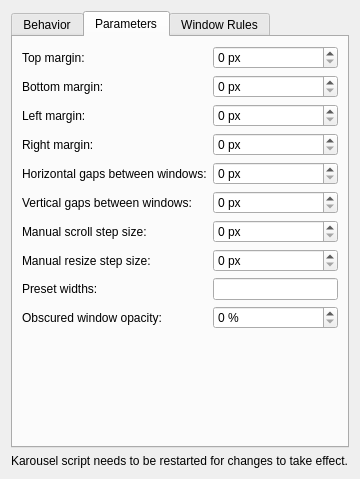
Old version of the form package/contents/ui/config.ui in the repository peterfajdiga/karousel.
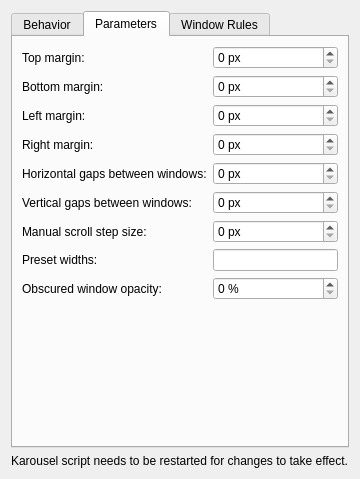
New version of the form. The open tabs and pages were chosen to show the change.

Commit message: remove manualResizeStep

Patch:
```diff
--- a/package/contents/ui/config.ui
+++ b/package/contents/ui/config.ui
@@ -301,27 +301,6 @@
                             </item>
 
                             <item row="7" column="0">
-                                <widget class="QLabel" name="label_manualResizeStep">
-                                    <property name="text">
-                                        <string>Manual resize step size:</string>
-                                    </property>
-                                </widget>
-                            </item>
-                            <item row="7" column="1">
-                                <widget class="QSpinBox" name="kcfg_manualResizeStep">
-                                    <property name="suffix">
-                                        <string> px</string>
-                                    </property>
-                                    <property name="maximum">
-                                        <number>999</number>
-                                    </property>
-                                    <property name="value">
-                                        <number>0</number>
-                                    </property>
-                                </widget>
-                            </item>
-
-                            <item row="8" column="0">
                                 <widget class="QLabel" name="label_presetWidths">
                                     <property name="text">
                                         <string>Preset widths:</string>
@@ -331,7 +310,7 @@
                                     </property>
                                 </widget>
                             </item>
-                            <item row="8" column="1">
+                            <item row="7" column="1">
                                 <widget class="QLineEdit" name="kcfg_presetWidths">
                                     <property name="toolTip">
                                         <string>Comma-separated list of widths. Supported units: "px" and "%".</string>
@@ -339,14 +318,14 @@
                                 </widget>
                             </item>
 
-                            <item row="9" column="0">
+                            <item row="8" column="0">
                                 <widget class="QLabel" name="label_offScreenOpacity">
                                     <property name="text">
                                         <string>Obscured window opacity:</string>
                                     </property>
                                 </widget>
                             </item>
-                            <item row="9" column="1">
+                            <item row="8" column="1">
                                 <widget class="QSpinBox" name="kcfg_offScreenOpacity">
                                     <property name="suffix">
                                         <string> %</string>
```
The commit also changes 6 other files.
